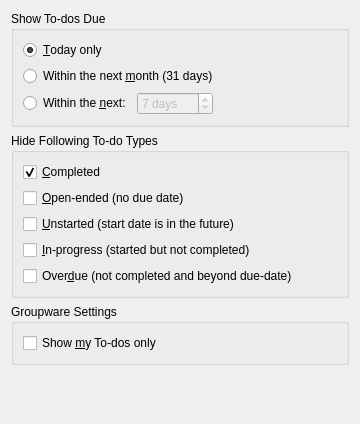
The window that src/kontactplugin/korganizer/todosummaryconfig_base.ui (KDE/korganizer) describes before a commit, drawn with Qt 5.
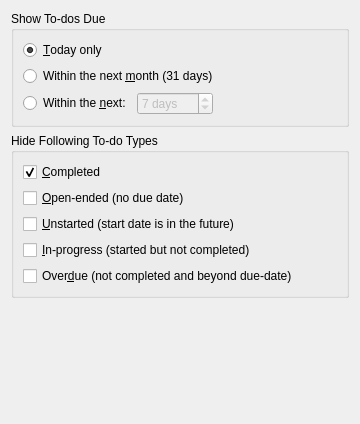
The same window after the commit.

Commit message:
Remove no longer supported summary view option for "Show Mine Only"
better idea: give the user a selection of calendars to choose from.
just like the "New Messages" alloows folder selections

```diff
--- a/src/kontactplugin/korganizer/todosummaryconfig_base.ui
+++ b/src/kontactplugin/korganizer/todosummaryconfig_base.ui
@@ -210,28 +210,6 @@
      </layout>
     </widget>
    </item>
-   <item>
-    <widget class="QGroupBox" name="mGroupwareGroup">
-     <property name="title">
-      <string>Groupware Settings</string>
-     </property>
-     <layout class="QVBoxLayout" name="verticalLayout_3">
-      <item>
-       <widget class="QCheckBox" name="mShowMineOnly">
-        <property name="toolTip">
-         <string>Show To-dos belonging to my calendars only</string>
-        </property>
-        <property name="whatsThis">
-         <string>Check this box if you want the summary to show To-dos belonging to your calendars only.</string>
-        </property>
-        <property name="text">
-         <string>Show &amp;my To-dos only</string>
-        </property>
-       </widget>
-      </item>
-     </layout>
-    </widget>
-   </item>
    <item>
     <spacer name="verticalSpacer">
      <property name="orientation">
```
The commit also changes 12 other files.
